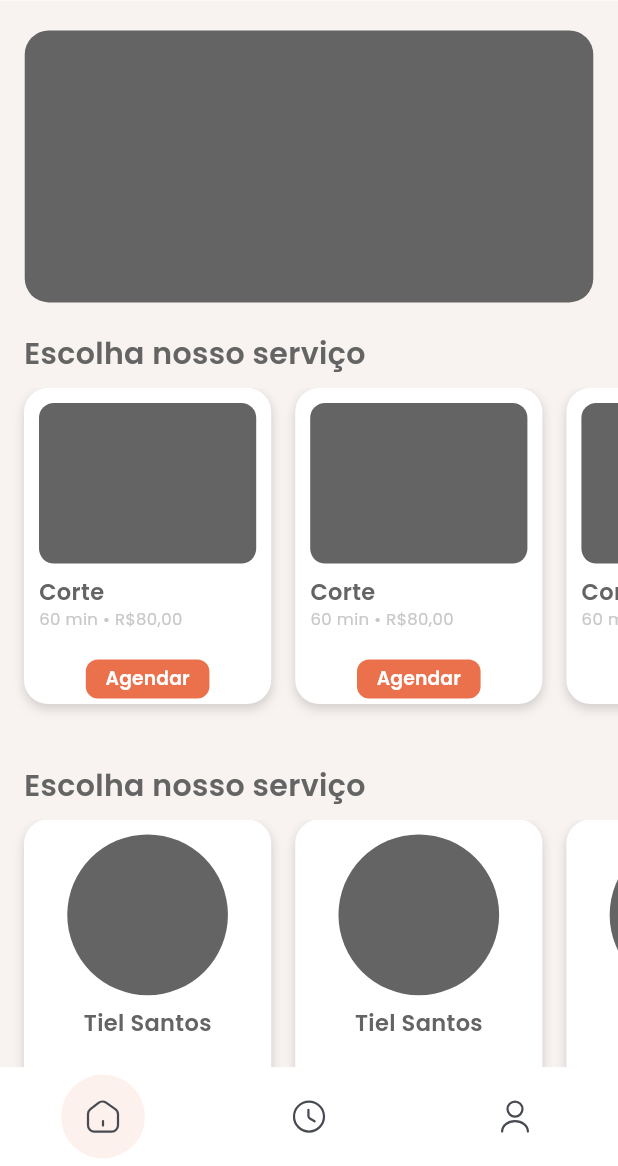
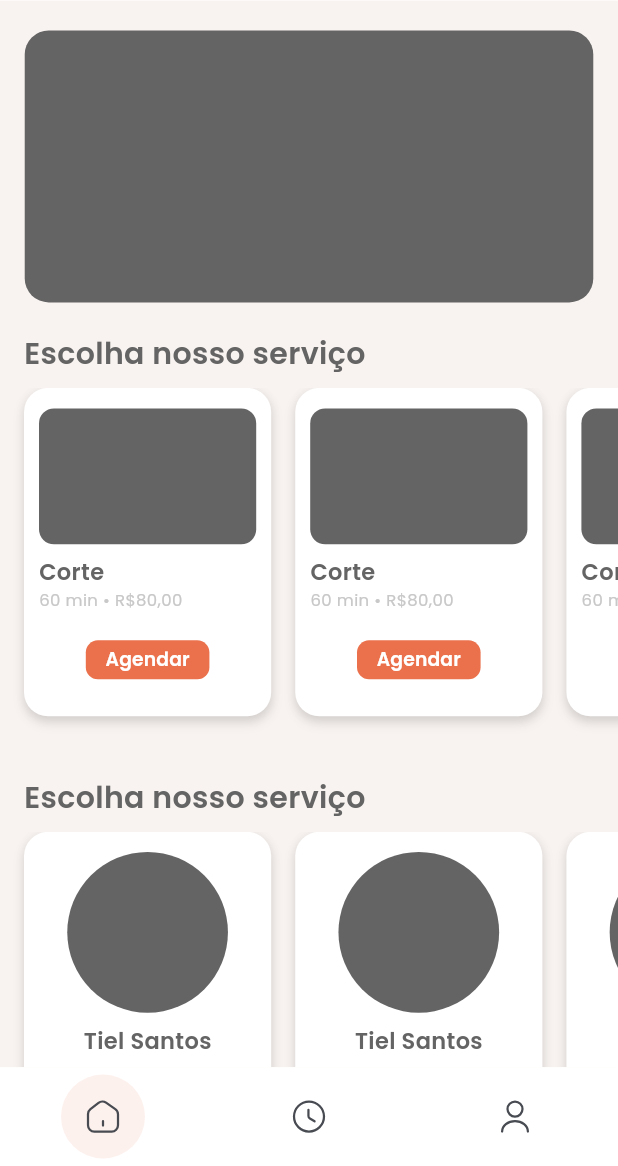
Before and after one commit to davimartinsfw/lddm-app, a Flutter app: the screen it shows after launch, on a phone screen of 412 x 824 dp, the part 70-1236 px from its top. Run offline on Flutter 3.47's test engine with Material 3 defaults, Android fonts, the phone set to English and light mode, and no system bars; our stand-ins replace animate_do, flutter_svg, mask_text_input_formatter; project files that could hold a hidden picture were left out.

Commit message:
fix: Home components

```diff
--- a/lddm_puc_barberapp/lib/Components/Home/BarberCarousel.dart
+++ b/lddm_puc_barberapp/lib/Components/Home/BarberCarousel.dart
@@ -25,7 +25,7 @@ class _BarberCarouselState extends State<BarberCarousel> {
         ),
         Container(
           width: Util.getWidth(1),
-          height: Util.getHeight(0.26),
+          height: Util.getHeight(0.29),
           child: ListView.builder(
               padding: EdgeInsets.only(right: 16),
               shrinkWrap: true,
--- a/lddm_puc_barberapp/lib/Components/Home/ProcedureCarousel.dart
+++ b/lddm_puc_barberapp/lib/Components/Home/ProcedureCarousel.dart
@@ -26,7 +26,7 @@ class _ProcedureCarouselState extends State<ProcedureCarousel> {
         ),
         Container(
           width: Util.getWidth(1),
-          height: Util.getHeight(0.28),
+          height: Util.getHeight(0.29),
           child: ListView.builder(
             padding: EdgeInsets.only(right: 16),
               shrinkWrap: true,
--- a/lddm_puc_barberapp/lib/Components/Procedure/BarberBox.dart
+++ b/lddm_puc_barberapp/lib/Components/Procedure/BarberBox.dart
@@ -18,7 +18,7 @@ class _BarberBoxState extends State<BarberBox> {
   Widget build(BuildContext context) {
     return Container(
       width: Util.getWidth(0.4),
-      padding: EdgeInsets.fromLTRB(10,10,10,0),
+      height: Util.getHeight(0.29),
       margin: EdgeInsets.only(bottom: 20),
       decoration: BoxDecoration(
           color: Util.PrimaryColor,
@@ -26,6 +26,7 @@ class _BarberBoxState extends State<BarberBox> {
           boxShadow: Util.getBoxShadow()
       ),
       child: Column(
+        mainAxisAlignment: MainAxisAlignment.center,
         children: [
           //SvgPicture.asset(widget.barber.image),
           Container(
--- a/lddm_puc_barberapp/lib/Components/Procedure/ProcedureBox.dart
+++ b/lddm_puc_barberapp/lib/Components/Procedure/ProcedureBox.dart
@@ -19,8 +19,8 @@ class _ProcedureBoxState extends State<ProcedureBox> {
   Widget build(BuildContext context) {
     return Container(
         width: Util.getWidth(0.4),
-        height: Util.getHeight(0.2),
-        padding: EdgeInsets.fromLTRB(10,10,10,0),
+        height: Util.getHeight(0.29),
+        padding: EdgeInsets.fromLTRB(10,0,10,0),
         margin: EdgeInsets.only(bottom: 20),
         decoration: BoxDecoration(
           color: Util.PrimaryColor,
@@ -28,11 +28,12 @@ class _ProcedureBoxState extends State<ProcedureBox> {
           boxShadow: Util.getBoxShadow()
         ),
         child: Column(
+          mainAxisAlignment: MainAxisAlignment.center,
           children: [
             //SvgPicture.asset("assets/img/procedure-example.svg")
             Container(
               margin: EdgeInsets.only(bottom: 8),
-              height: Util.getHeight(0.13),
+              height: Util.getHeight(0.11),
               decoration: BoxDecoration(
                 borderRadius: BorderRadius.circular(10),
                 color: Util.TextColor,
```
